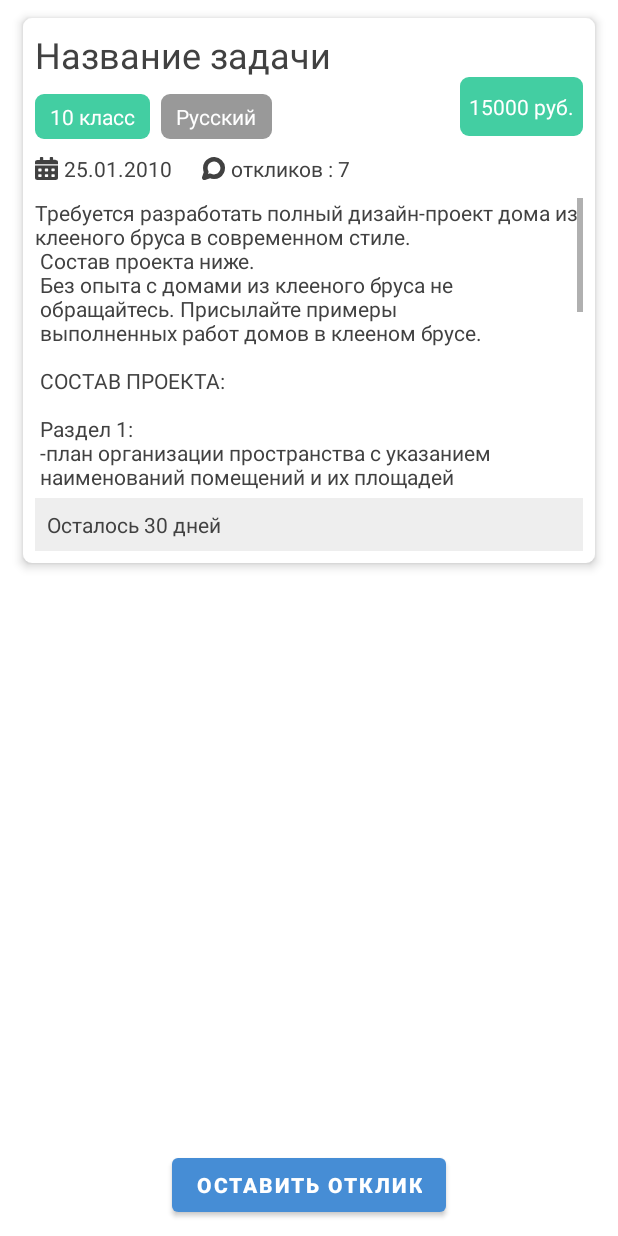
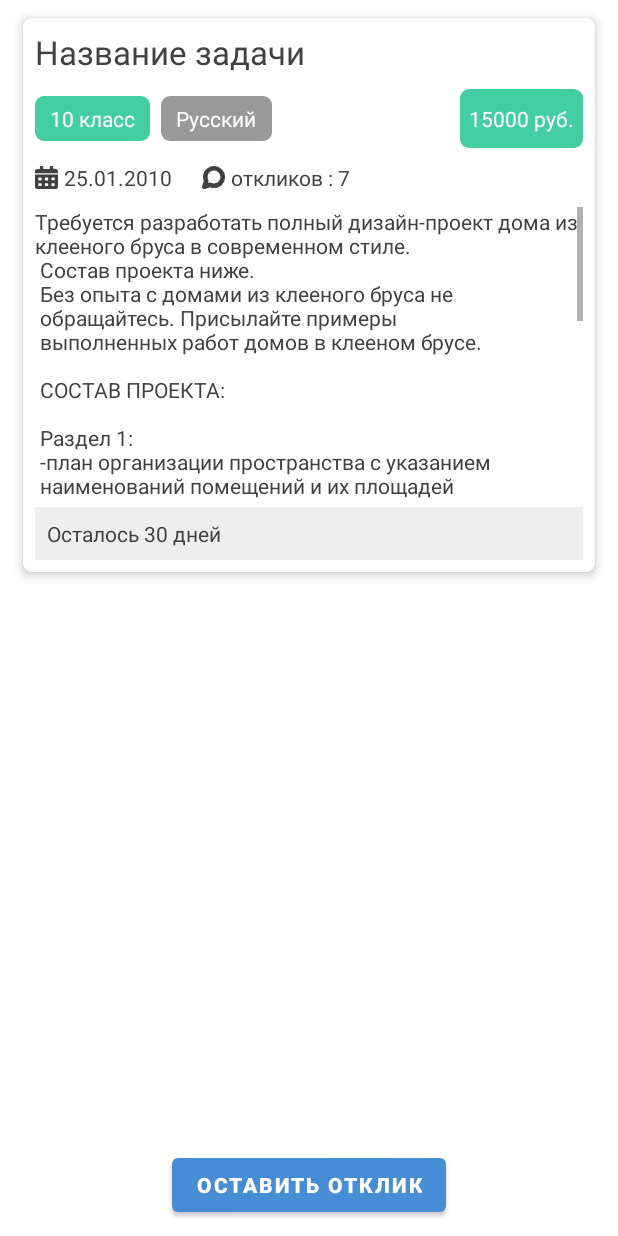
Before and after one commit to NewGameStudio/CommunityApp, an Android app: the FreelancerTaskViewFragment screen opened through its navigation route, on a phone screen of 412 x 824 dp. Run offline under Robolectric (Android 15) with nearby library versions, the light colour scheme and no system bars; our stand-ins replace navigation-ui; 7 statements that could not run were skipped.

Commit message:
finish freelancer task view fragment

```diff
--- a/app/src/main/java/com/example/communityapp/Fragments/Freelance/FreelancerTaskViewFragment.java
+++ b/app/src/main/java/com/example/communityapp/Fragments/Freelance/FreelancerTaskViewFragment.java
@@ -14,6 +14,7 @@ import android.widget.Toast;
 import com.example.communityapp.Entities.FreelanceTaskEntity;
 import com.example.communityapp.Master.DataMaster;
 import com.example.communityapp.R;
+import com.example.communityapp.Utils.DateUtil;
 
 
 public class FreelancerTaskViewFragment extends Fragment {
@@ -37,9 +38,24 @@ public class FreelancerTaskViewFragment extends Fragment {
     }
 
     private void setTaskData() {
+        TextView taskTitle = getView().findViewById(R.id.task_title);
         TextView taskDescription = getView().findViewById(R.id.task_description);
-        taskDescription.setText(freelanceTask.getDescription());
+        TextView taskPublDate = getView().findViewById(R.id.task_public_date);
+        TextView taskExpLeft = getView().findViewById(R.id.task_exp_left);
+        TextView taskClass = getView().findViewById(R.id.task_class);
+        TextView taskSubject = getView().findViewById(R.id.task_subject);
+        TextView taskPrice = getView().findViewById(R.id.task_price);
+        TextView taskResponses = getView().findViewById(R.id.task_responses);
 
         taskDescription.setMovementMethod(new ScrollingMovementMethod());
+
+        taskTitle.setText(freelanceTask.getTitle());
+        taskDescription.setText(freelanceTask.getDescription());
+        taskPublDate.setText(DateUtil.standardDateToString(freelanceTask.getPublicationDate()));
+        taskExpLeft.setText(("Дата сдачи: " + DateUtil.standardDateToString(freelanceTask.getExpirationDate())));
+        taskClass.setText(Integer.toString(freelanceTask.getClassIndex()) + " класс");
+        taskSubject.setText(freelanceTask.getSubjectName());
+        //taskPrice.setText(Integer.toString(freelanceTask.getPrice()) + " руб");
+        taskResponses.setText("откликов : " + freelanceTask.getResponsesCount());
     }
 }
--- a/app/src/main/res/layout/fragment_freelancer_task_view.xml
+++ b/app/src/main/res/layout/fragment_freelancer_task_view.xml
@@ -24,23 +24,18 @@
         android:padding="8dp">
 
         <LinearLayout
-            android:layout_width="match_parent"
-            android:layout_height="wrap_content"
-            android:clipChildren="false"
-            android:orientation="horizontal">
-
-            <LinearLayout
             android:layout_width="wrap_content"
             android:layout_height="wrap_content"
             android:clipChildren="false"
             android:orientation="vertical">
 
             <TextView
+                android:id="@+id/task_title"
                 android:layout_width="wrap_content"
                 android:layout_height="wrap_content"
                 android:text="Название задачи"
                 android:textColor="@color/colorBlack"
-                    android:textSize="24sp" />
+                android:textSize="22sp" />
 
             <LinearLayout
                 android:layout_width="wrap_content"
@@ -50,6 +45,7 @@
                 android:orientation="horizontal">
 
                 <TextView
+                    android:id="@+id/task_class"
                     android:layout_width="wrap_content"
                     android:layout_height="wrap_content"
                     android:background="@drawable/shape_rectangle"
@@ -61,6 +57,7 @@
                     android:textSize="14sp" />
 
                 <TextView
+                    android:id="@+id/task_subject"
                     android:layout_width="wrap_content"
                     android:layout_height="wrap_content"
                     android:layout_marginStart="7dp"
@@ -69,6 +66,24 @@
                     android:paddingHorizontal="10dp"
                     android:paddingVertical="5dp"
                     android:text="Русский"
+                    android:textColor="@color/white"
+                    android:textSize="14sp" />
+
+                <View
+                    android:layout_width="0dp"
+                    android:layout_height="0dp"
+                    android:layout_weight="1"/>
+
+                <TextView
+                    android:id="@+id/task_price"
+                    android:layout_width="wrap_content"
+                    android:layout_height="wrap_content"
+                    android:background="@drawable/shape_rectangle"
+                    android:backgroundTint="@color/colorAccent"
+                    android:backgroundTintMode="add"
+                    android:paddingHorizontal="6dp"
+                    android:paddingVertical="10dp"
+                    android:text="15000 руб."
                     android:textColor="@color/white"
                     android:textSize="14sp" />
 
@@ -88,7 +103,7 @@
                     android:src="@drawable/ic_calendar" />
 
                 <TextView
-                        android:id="@+id/freelance_task_publ_date"
+                    android:id="@+id/task_public_date"
                     android:layout_width="wrap_content"
                     android:layout_height="wrap_content"
                     android:layout_marginStart="4dp"
@@ -103,6 +118,7 @@
                     android:src="@drawable/ic_otkliki" />
 
                 <TextView
+                    android:id="@+id/task_responses"
                     android:layout_width="wrap_content"
                     android:layout_height="wrap_content"
                     android:layout_marginStart="4dp"
@@ -110,26 +126,6 @@
                     android:textColor="@color/colorBlack" />
 
             </LinearLayout>
-
-            </LinearLayout>
-
-            <View
-                android:layout_width="0dp"
-                android:layout_height="0dp"
-                android:layout_weight="1" />
-
-            <TextView
-                android:layout_width="wrap_content"
-                android:layout_height="wrap_content"
-                android:layout_gravity="center"
-                android:background="@drawable/shape_rectangle"
-                android:backgroundTint="@color/colorAccent"
-                android:backgroundTintMode="add"
-                android:paddingHorizontal="6dp"
-                android:paddingVertical="10dp"
-                android:text="15000 руб."
-                android:textColor="@color/white"
-                android:textSize="14sp" />
 
         </LinearLayout>
 
@@ -168,7 +164,7 @@
             android:textColor="@color/colorBlack" />
 
         <TextView
-            android:id="@+id/freelance_task_exp_left"
+            android:id="@+id/task_exp_left"
             android:layout_width="match_parent"
             android:layout_height="wrap_content"
             android:layout_marginTop="5dp"
```
Lines whose indentation alone changed are shown as unchanged.
